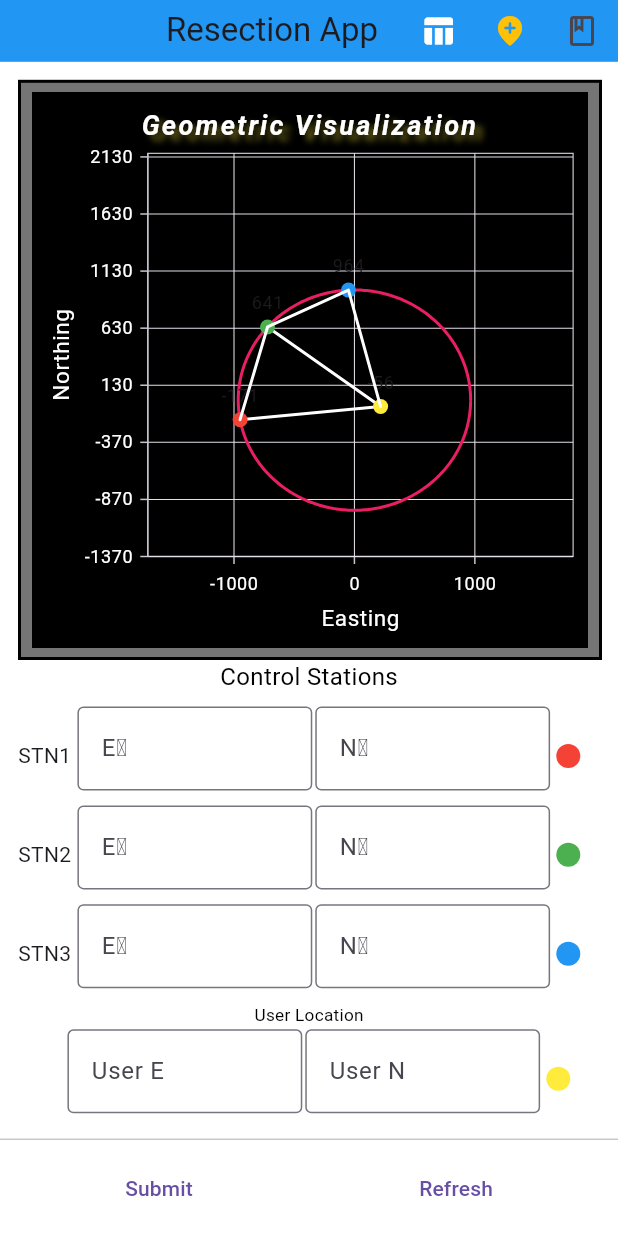
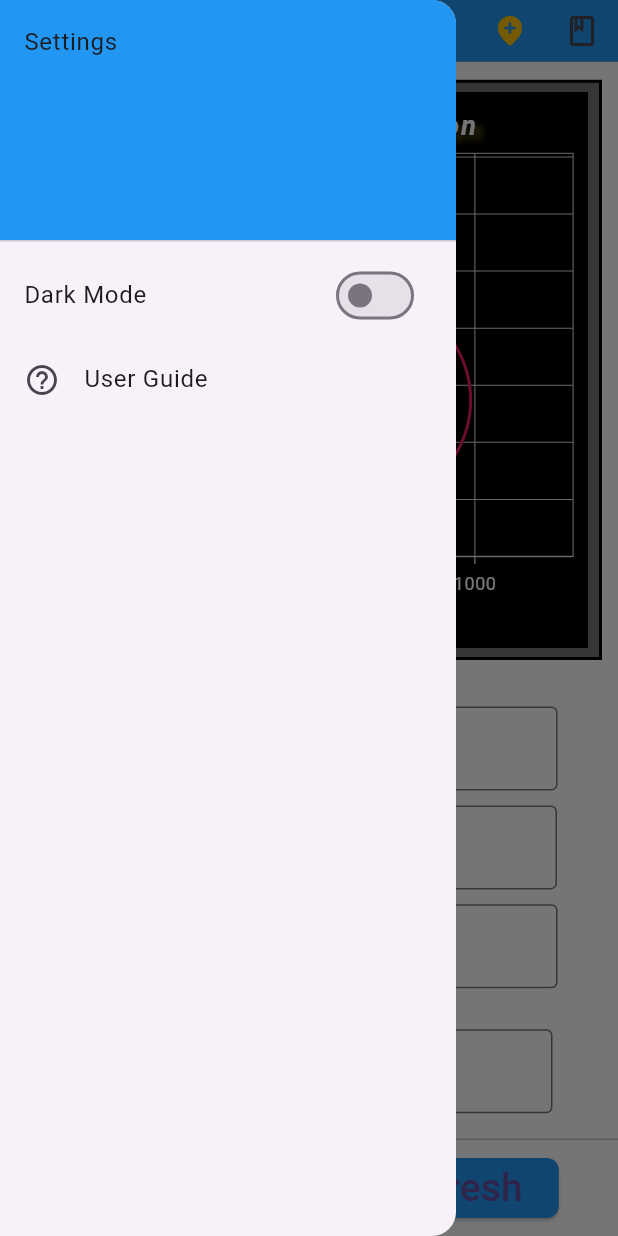
Before and after one commit to karyeija/final_year_project, a Flutter app: the screen it shows after launch, with the side drawer open (before the commit the screen has no drawer), on a phone screen of 412 x 824 dp. Run offline on Flutter 3.47's test engine with Material 3 defaults, Android fonts, the phone set to English and light mode, and no system bars; our stand-ins replace connectivity_plus, csv, geolocator, location, pdf, printing and 1 more; missing offline and left inert: flutter_inappwebview, utm.

Commit message:
progress updates

```diff
--- a/lib/geolocation.dart
+++ b/lib/geolocation.dart
@@ -21,6 +21,8 @@ class MyApp extends StatelessWidget {
       home: const GeoLocation(),
     );
   }
+
+  static of(BuildContext context) {}
 }
 
 class GeoLocation extends StatefulWidget {
--- a/lib/main.dart
+++ b/lib/main.dart
@@ -1,23 +1,37 @@
 import 'package:flutter/material.dart';
-
-// import 'package:test/home.dart';
 import 'package:test/test_home.dart';
 
 void main() {
   WidgetsFlutterBinding.ensureInitialized();
-  runApp(const MyApp());
+  runApp(MyApp());
 }
 
-class MyApp extends StatelessWidget {
+class MyApp extends StatefulWidget {
   const MyApp({super.key});
+
+  @override
+  _MyAppState createState() => _MyAppState();
+
+  static _MyAppState? of(BuildContext context) =>
+      context.findAncestorStateOfType<_MyAppState>();
+}
+
+class _MyAppState extends State<MyApp> {
+  ThemeMode _themeMode = ThemeMode.system;
+
+  void setTheme(ThemeMode themeMode) {
+    setState(() {
+      _themeMode = themeMode;
+    });
+  }
 
   @override
   Widget build(BuildContext context) {
     return MaterialApp(
       title: 'Resection App',
-      // theme: ThemeData(
-      // primarySwatch: Colors.white,
-      // ),
+      theme: ThemeData.light(),
+      darkTheme: ThemeData.dark(),
+      themeMode: _themeMode,
       home: Home(),
     );
   }
--- a/lib/share_test.dart
+++ b/lib/share_test.dart
@@ -182,6 +182,10 @@ class _ReportPageState extends State<ReportPage> {
     pdf.addPage(pw.Page(
       build: (pw.Context context) => pw.Center(
           child: pw.Column(children: [
+        pw.Text('A brief field report',
+            style: pw.TextStyle(
+              fontSize: 24,
+            )),
         pw.SizedBox(
           // height: 5,
           child: pw.Text(
--- a/lib/table.dart
+++ b/lib/table.dart
@@ -2,6 +2,7 @@ import 'package:flutter/material.dart';
 import 'package:flutter/services.dart'
     show Clipboard, ClipboardData, rootBundle;
 import 'package:csv/csv.dart';
+import 'dart:async';
 
 // Class to load CSV data from assets
 class CsvDataLoader {
@@ -45,6 +46,7 @@ class _CsvTableScreenState extends State<CsvTableScreen> {
   List<Map<String, dynamic>> filteredData = [];
   String filterText = '';
   double? inputElevation;
+  Timer? _debounce;
 
   @override
   void initState() {
@@ -64,6 +66,8 @@ class _CsvTableScreenState extends State<CsvTableScreen> {
   }
 
   void _filterData(String filter) {
+    if (_debounce?.isActive ?? false) _debounce?.cancel();
+    _debounce = Timer(const Duration(milliseconds: 300), () {
       setState(() {
         filterText = filter;
         filteredData = csvData.where((row) {
@@ -72,6 +76,7 @@ class _CsvTableScreenState extends State<CsvTableScreen> {
               .toLowerCase()
               .contains(filter.toLowerCase());
         }).toList();
+      });
     });
   }
 
--- a/lib/test_home.dart
+++ b/lib/test_home.dart
@@ -19,6 +19,7 @@ class Home extends StatefulWidget {
 }
 
 class HomeState extends State<Home> {
+  bool _isDarkMode = false;
   // Default and current points
   final List<List<double>> defaultPoints = [
     [100, 85],
@@ -32,6 +33,7 @@ class HomeState extends State<Home> {
   //   [328, 897],
   //   [100, 85],
   // ];
+
   late List<List<double>> pts;
   // Dividers for spacing
   final SizedBox vDivider = const SizedBox(width: 2);
@@ -400,6 +402,42 @@ class HomeState extends State<Home> {
     return Scaffold(
       backgroundColor: Colors.white70,
       persistentFooterButtons: [userButtons],
+      drawer: Drawer(
+        child: ListView(
+          padding: EdgeInsets.zero,
+          children: <Widget>[
+            DrawerHeader(
+              decoration: BoxDecoration(
+                color: Colors.blue,
+              ),
+              child: Text('Settings'),
+            ),
+            ListTile(
+              title: Text('Dark Mode'),
+              trailing: Switch(
+                value: _isDarkMode,
+                onChanged: (value) {
+                  setState(() {
+                    _isDarkMode = value;
+                    if (_isDarkMode) {
+                      MyApp.of(context).setTheme(ThemeMode.dark);
+                    } else {
+                      MyApp.of(context).setTheme(ThemeMode.light);
+                    }
+                  });
+                },
+              ),
+            ),
+            ListTile(
+              title: const Text('User Guide'),
+              leading: Icon(Icons.help_outline),
+              onTap: () {
+                _showUserGuide(context);
+              },
+            ),
+          ],
+        ),
+      ),
       appBar: AppBar(
         // leading: IconButton(
         // color: Colors.white,
@@ -538,7 +576,7 @@ class HomeState extends State<Home> {
           Row(
             crossAxisAlignment: CrossAxisAlignment.center,
             children: [
-              const Text('STN1'),
+              const Text('STN A'),
               SizedBox(
                 width: pageWidth * 0.01,
               ),
@@ -550,15 +588,11 @@ class HomeState extends State<Home> {
                 'E₁',
                 'N₁',
               ),
-              SizedBox(
-                width: pageWidth * 0.01,
-              ),
-              buildLegendItem(Colors.red, ""),
             ],
           ),
           Row(
             children: [
-              const Text('STN2'),
+              const Text('STN B'),
               SizedBox(
                 width: pageWidth * 0.01,
               ),
@@ -570,15 +604,14 @@ class HomeState extends State<Home> {
                 'E₂',
                 'N₂',
               ),
-              SizedBox(
-                width: pageWidth * 0.01,
-              ),
-              buildLegendItem(Colors.green, ""),
             ],
           ),
           Row(
+            crossAxisAlignment: CrossAxisAlignment.center,
             children: [
-              const Text('STN3'),
+              const Text(
+                'STN C',
+              ),
               SizedBox(
                 width: pageWidth * 0.01,
               ),
@@ -590,10 +623,6 @@ class HomeState extends State<Home> {
                 'E₃',
                 'N₃',
               ),
-              SizedBox(
-                width: pageWidth * 0.01,
-              ),
-              buildLegendItem(Colors.blue, ""),
             ],
           ),
         ],
@@ -649,7 +678,7 @@ class HomeState extends State<Home> {
         crossAxisAlignment: CrossAxisAlignment.center,
         children: [
           SizedBox(
-            width: pageWidth * 0.08,
+            width: pageWidth * 0.1,
           ),
           buildCoordinateRow(
             x4Control,
@@ -660,10 +689,6 @@ class HomeState extends State<Home> {
             'User E',
             'User N',
           ),
-          SizedBox(
-            width: pageWidth * 0.01,
-          ),
-          buildLegendItem(Colors.yellow, ""),
         ],
       ),
     );
@@ -676,17 +701,67 @@ class HomeState extends State<Home> {
       child: Row(
         mainAxisAlignment: MainAxisAlignment.spaceAround,
         children: [
-          TextButton(
-            style: const ButtonStyle(),
+          ElevatedButton(
+            style: ElevatedButton.styleFrom(
+              backgroundColor: Colors.blue, // Set the background color
+              shape: RoundedRectangleBorder(
+                borderRadius: BorderRadius.circular(8), // Set the border radius
+              ),
+            ),
             onPressed: submitButtonClicked,
-            child: const Text('Submit'),
+            child: const Text(
+              'Submit',
+              style: TextStyle(fontSize: 26),
+            ),
           ),
-          TextButton(
+          ElevatedButton(
+            style: ElevatedButton.styleFrom(
+              backgroundColor: Colors.blue, // Set the background color
+              shape: RoundedRectangleBorder(
+                borderRadius: BorderRadius.circular(8), // Set the border radius
+              ),
+            ),
             onPressed: refreshButtonClicked,
-            child: const Text('Refresh'),
-          ),
+            child: const Text(
+              'Refresh',
+              style: TextStyle(fontSize: 26),
+            ),
+          )
         ],
       ),
     );
   }
 }
+
+// Show User Guide
+void _showUserGuide(BuildContext context) {
+  showDialog(
+    context: context,
+    builder: (BuildContext context) {
+      return AlertDialog(
+        title: const Text('User Guide'),
+        content: SingleChildScrollView(
+          child: ListBody(
+            children: <Widget>[
+              Image.asset('assets/user_guide_image.png'),
+              const SizedBox(height: 10),
+              const Text(
+                '1. Toggle theme using the switch in the drawer.\n'
+                '2. Use this app for resection calculations and more.\n'
+                '3. Contact support for any issues.',
+              ),
+            ],
+          ),
+        ),
+        actions: <Widget>[
+          TextButton(
+            onPressed: () {
+              Navigator.of(context).pop();
+            },
+            child: const Text('Close'),
+          ),
+        ],
+      );
+    },
+  );
+}
--- a/pubspec.yaml
+++ b/pubspec.yaml
@@ -53,6 +53,7 @@ dependencies:
   syncfusion_flutter_charts: ^27.2.5
   permission_handler: ^11.3.1
   connectivity_plus: ^6.1.0
+  provider: ^6.1.2
 
 dev_dependencies:
   flutter_test:
```
Also changed, not shown: pubspec.lock. Lines whose indentation alone changed are shown as unchanged.
